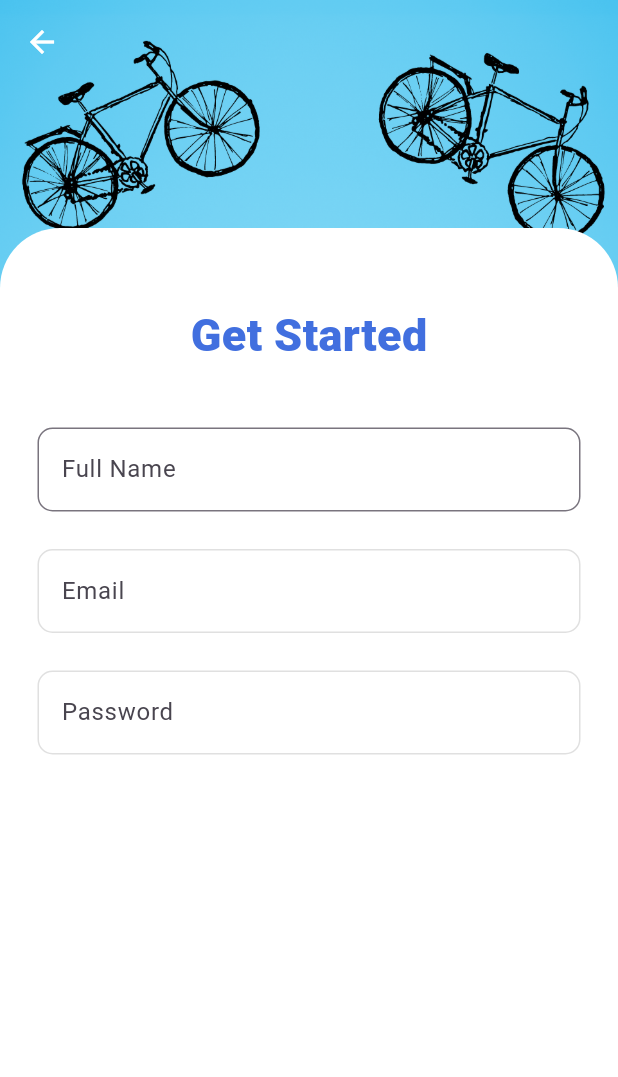
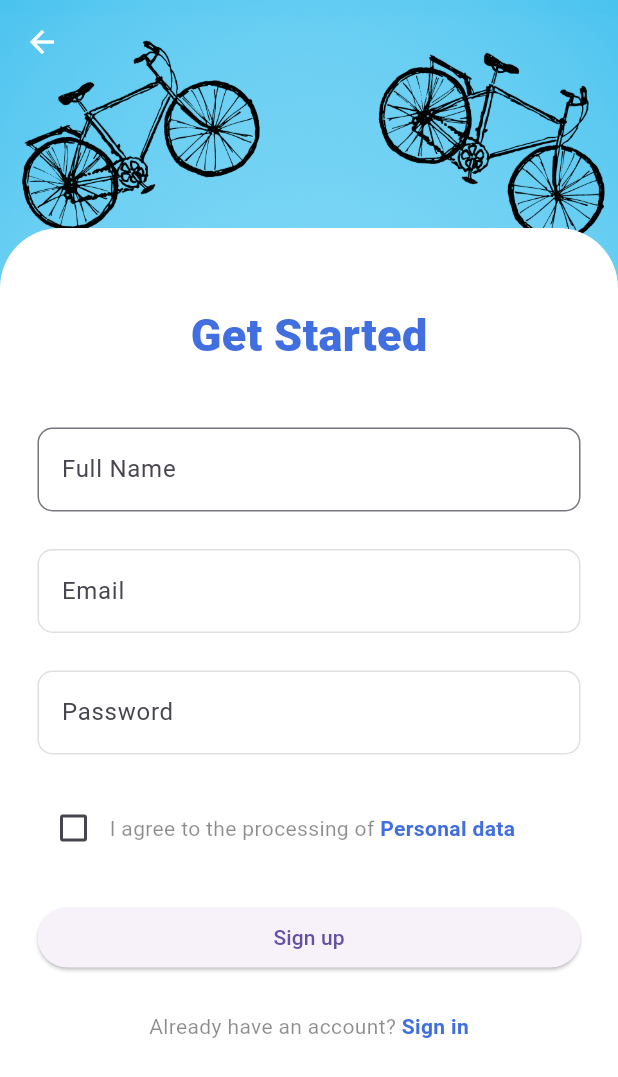
Before and after one commit to BryanAustinS/HCI_Flutter_Project_Chiu_Suharta, a Flutter app: the SignUpScreen screen opened directly, on a phone screen of 412 x 824 dp. Shown: the top 1077 px of the screen. Run offline on Flutter 3.47's test engine with Material 3 defaults, Android fonts, the phone set to English and light mode, and no system bars.

Commit message:
Sign up page done

```diff
--- a/hci_hda_chiu_suharta/lib/page/sign_up_page.dart
+++ b/hci_hda_chiu_suharta/lib/page/sign_up_page.dart
@@ -1,4 +1,5 @@
 import 'package:flutter/material.dart';
+import 'package:hci_hda_chiu_suharta/page/sign_in_screen.dart';
 import 'package:hci_hda_chiu_suharta/theme/theme.dart';
 import 'package:hci_hda_chiu_suharta/widgets/custom_scaffold.dart';
 
@@ -11,7 +12,7 @@ class SignUpScreen extends StatefulWidget {
 
 class _SignUpScreenState extends State<SignUpScreen> {
   final _formSignUpKey = GlobalKey<FormState>();
-  bool agreePersonalData = true;
+  bool agreePersonalData = false;
   @override
   Widget build(BuildContext context) {
     return CustomScaffold(
@@ -50,6 +51,7 @@ class _SignUpScreenState extends State<SignUpScreen> {
                     const SizedBox(
                       height: 40.0,
                     ),
+                    // Full name form
                     TextFormField(
                       validator: (value) {
                         if (value == null || value.isEmpty) {
@@ -74,6 +76,7 @@ class _SignUpScreenState extends State<SignUpScreen> {
                     const SizedBox(
                       height: 25.0,
                     ),
+                    // Email form
                     TextFormField(
                       validator: (value) {
                         if (value == null || value.isEmpty) {
@@ -101,6 +104,7 @@ class _SignUpScreenState extends State<SignUpScreen> {
                         ),
                       ),
                     ),
+                    // Password form
                     const SizedBox(
                       height: 25.0,
                     ),
@@ -135,6 +139,99 @@ class _SignUpScreenState extends State<SignUpScreen> {
                         ),
                       ),
                     ),
+                    const SizedBox(
+                      height: 25.0,
+                    ),
+                    // i agree to processing
+                    Row(
+                      children: [
+                        Checkbox(
+                          value: agreePersonalData,
+                          onChanged: (bool? value) {
+                            setState(() {
+                              agreePersonalData = value!;
+                            });
+                          },
+                          activeColor: lightColorScheme.primary,
+                        ),
+                        const Text(
+                          'I agree to the processing of ',
+                          style: TextStyle(
+                            color: Colors.black45,
+                          ),
+                        ),
+                        Text(
+                          'Personal data',
+                          style: TextStyle(
+                            fontWeight: FontWeight.bold,
+                            color: lightColorScheme.primary,
+                          ),
+                        ),
+                      ],
+                    ),
+                    const SizedBox(
+                      height: 25.0,
+                    ),
+                    // Signup button
+                    SizedBox(
+                      width: double.infinity,
+                      child: ElevatedButton(
+                        onPressed: () {
+                          if (_formSignUpKey.currentState!.validate() &&
+                              agreePersonalData) {
+                            ScaffoldMessenger.of(context).showSnackBar(
+                              const SnackBar(
+                                content: Text('Processing Data'),
+                              ),
+                            );
+                          } else if (!agreePersonalData) {
+                            ScaffoldMessenger.of(context).showSnackBar(
+                              const SnackBar(
+                                content: Text(
+                                  'Please agree to the processing of personal data',
+                                ),
+                              ),
+                            );
+                          }
+                        },
+                        child: const Text('Sign up'),
+                      ),
+                    ),
+                    const SizedBox(
+                      height: 25.0,
+                    ),
+                    // already have an account
+                    Row(
+                      mainAxisAlignment: MainAxisAlignment.center,
+                      children: [
+                        const Text(
+                          'Already have an account? ',
+                          style: TextStyle(
+                            color: Colors.black45,
+                          ),
+                        ),
+                        GestureDetector(
+                          onTap: () {
+                            Navigator.push(
+                              context,
+                              MaterialPageRoute(
+                                builder: (e) => const SignInScreen(),
+                              ),
+                            );
+                          },
+                          child: Text(
+                            'Sign in',
+                            style: TextStyle(
+                              fontWeight: FontWeight.bold,
+                              color: lightColorScheme.primary,
+                            ),
+                          ),
+                        ),
+                      ],
+                    ),
+                    const SizedBox(
+                      height: 25.0,
+                    )
                   ],
                 ),
               ),
```
